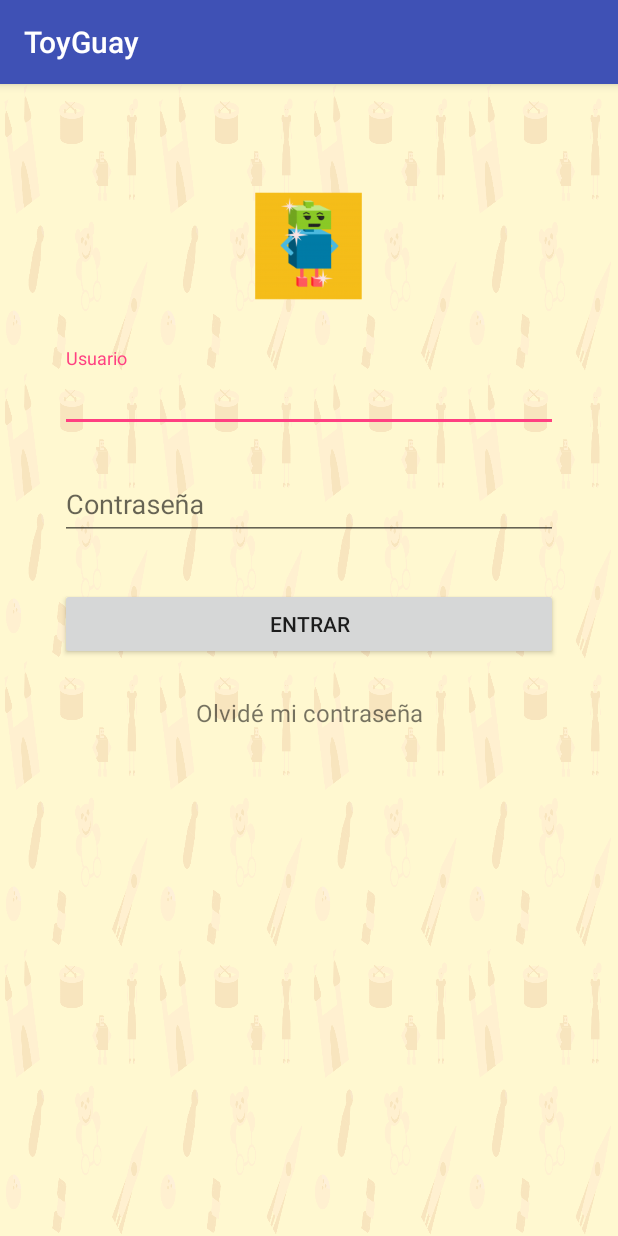
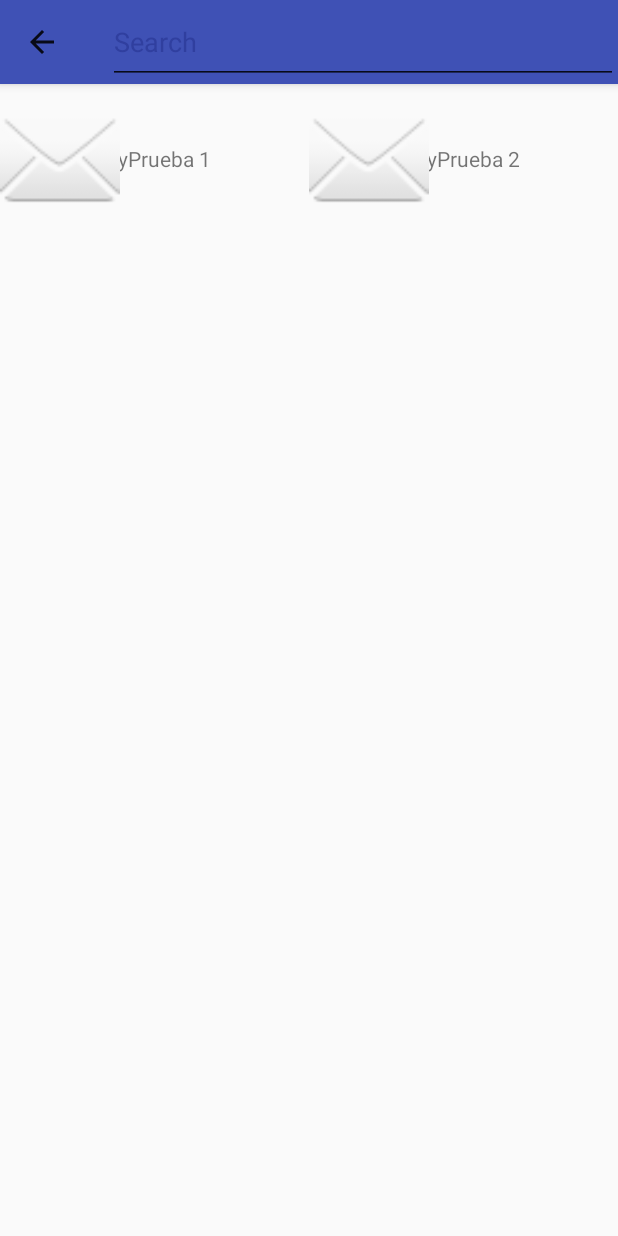
Before and after one commit to vajikc3/toyguay_Android, an Android app: the screen it shows after launch (LoginActivity before the commit, ToysActivity after it), on a phone screen of 412 x 824 dp. Run offline under Robolectric (Android 15) with nearby library versions, the phone set to English and light mode, and no system bars; our stand-ins replace Picasso; libraries missing offline, so code that uses them is left out: io.realm, io.realm.annotations; pictures from the network do not load; 12 statements that could not run were skipped.

Commit message:
Adds Basic structure for Toy List View

```diff
--- a/app/src/main/AndroidManifest.xml
+++ b/app/src/main/AndroidManifest.xml
@@ -28,6 +28,8 @@
         </activity>
         <activity android:name=".activities.SignupActivity">
         </activity>
+        <activity android:name=".activities.ToysActivity">
+        </activity>
     </application>
 
 </manifest>
--- a/app/src/main/java/thebardals/android/toyguay/activities/MainActivity.java
+++ b/app/src/main/java/thebardals/android/toyguay/activities/MainActivity.java
@@ -27,7 +27,9 @@ public class MainActivity extends AppCompatActivity {
         super.onCreate(savedInstanceState);
         setContentView(R.layout.activity_main);
 
-        Intent intent = new Intent(this, LoginActivity.class);
+        //Intent intent = new Intent(this, LoginActivity.class);
+        //startActivity(intent);
+        Intent intent = new Intent(this, ToysActivity.class);
         startActivity(intent);
 
         verifyStoragePermissions(this);
--- /dev/null
+++ b/app/src/main/java/thebardals/android/toyguay/activities/ToysActivity.java
@@ -0,0 +1,52 @@
+package thebardals.android.toyguay.activities;
+
+import android.os.Bundle;
+import android.support.annotation.Nullable;
+import android.support.v7.app.AppCompatActivity;
+import android.support.v7.widget.Toolbar;
+
+import thebardals.android.toyguay.R;
+import thebardals.android.toyguay.fragments.ToyListFragment;
+import thebardals.domain.Toy;
+import thebardals.domain.Toys;
+
+public class ToysActivity extends AppCompatActivity {
+    private ToyListFragment toyListFragment;
+
+    @Override
+    protected void onCreate(@Nullable Bundle savedInstanceState) {
+        super.onCreate(savedInstanceState);
+        setContentView(R.layout.activity_toys);
+        setToolbar();
+
+        setToyListFragment();
+
+    }
+
+    private void setToolbar() {
+        Toolbar toolbar = (Toolbar) findViewById(R.id.toolbar);
+        setSupportActionBar(toolbar);
+        getSupportActionBar().setDisplayHomeAsUpEnabled(true);
+    }
+
+    private void setToyListFragment() {
+        toyListFragment = (ToyListFragment) this.getSupportFragmentManager().findFragmentById(R.id.activity_toys_frag_toy_list);
+        loadToys();
+    }
+
+    private void loadToys(){
+        Toy toy1 = new Toy();
+        toy1.setName("toyPrueba 1");
+        toy1.setImageURL("http://www.pediatricblog.es/wp-content/uploads/juguetes2.jpg");
+        Toy toy2 = new Toy();
+        toy2.setName("toyPrueba 2");
+        toy2.setImageURL("http://www.elpaisdelosjuguetes.es/media/catalog/product/cache/2/image/9df78eab33525d08d6e5fb8d27136e95/9/7/97251_1.jpg");
+        Toys toys = Toys.build();
+        toys.add(toy1);
+        toys.add(toy2);
+
+        toyListFragment.setToys(toys);
+
+
+    }
+}
--- /dev/null
+++ b/app/src/main/java/thebardals/android/toyguay/adapters/ToysAdapter.java
@@ -0,0 +1,41 @@
+package thebardals.android.toyguay.adapters;
+
+
+import android.content.Context;
+import android.support.v7.widget.RecyclerView;
+import android.view.LayoutInflater;
+import android.view.View;
+import android.view.ViewGroup;
+
+import thebardals.android.toyguay.R;
+import thebardals.android.toyguay.views.ToyCellViewHolder;
+import thebardals.domain.Toy;
+import thebardals.domain.Toys;
+
+public class ToysAdapter extends RecyclerView.Adapter<ToyCellViewHolder>{
+
+    private final LayoutInflater layoutInflater;
+    private final Toys toys;
+
+    public ToysAdapter(Toys toys, Context context){
+        this.toys = toys;
+        this.layoutInflater = LayoutInflater.from(context);
+    }
+
+    @Override
+    public ToyCellViewHolder onCreateViewHolder(ViewGroup parent, int viewType) {
+        View view = layoutInflater.inflate(R.layout.cell_toy, parent, false);
+        return new ToyCellViewHolder(view);
+    }
+
+    @Override
+    public void onBindViewHolder(ToyCellViewHolder cell, int position) {
+        final Toy toy = toys.get(position);
+        cell.setModel(toy);
+    }
+
+    @Override
+    public int getItemCount() {
+        return (int) toys.size();
+    }
+}
--- /dev/null
+++ b/app/src/main/java/thebardals/android/toyguay/fragments/ToyListFragment.java
@@ -0,0 +1,43 @@
+package thebardals.android.toyguay.fragments;
+
+
+import android.os.Bundle;
+import android.support.annotation.Nullable;
+import android.support.v4.app.Fragment;
+import android.support.v7.widget.GridLayoutManager;
+import android.support.v7.widget.RecyclerView;
+import android.view.LayoutInflater;
+import android.view.View;
+import android.view.ViewGroup;
+
+import thebardals.android.toyguay.R;
+import thebardals.android.toyguay.adapters.ToysAdapter;
+import thebardals.domain.Toys;
+
+public class ToyListFragment extends Fragment {
+
+    private Toys toys;
+    private RecyclerView toysRecyclerView;
+    private ToysAdapter adapter;
+
+    @Nullable
+    @Override
+    public View onCreateView(LayoutInflater inflater, @Nullable ViewGroup container, @Nullable Bundle savedInstanceState) {
+        View view = inflater.inflate(R.layout.fragment_toy_list, container, false);
+        toysRecyclerView = (RecyclerView) view.findViewById(R.id.toys_list_recycler_view);
+        toysRecyclerView.setLayoutManager(new GridLayoutManager(getActivity(), 2));
+
+        return view;
+    }
+
+    public void setToys(Toys toys){
+        this.toys = toys;
+        updateUI();
+    }
+
+    public void updateUI(){
+        adapter = new ToysAdapter(toys, getActivity());
+        toysRecyclerView.setAdapter(adapter);
+    }
+
+}
--- /dev/null
+++ b/app/src/main/java/thebardals/android/toyguay/views/ToyCellViewHolder.java
@@ -0,0 +1,49 @@
+package thebardals.android.toyguay.views;
+
+
+import android.content.Context;
+import android.support.annotation.NonNull;
+import android.support.v7.widget.RecyclerView;
+import android.view.View;
+import android.widget.ImageView;
+import android.widget.TextView;
+
+import com.squareup.picasso.NetworkPolicy;
+import com.squareup.picasso.Picasso;
+
+import java.lang.ref.WeakReference;
+
+import thebardals.android.toyguay.R;
+import thebardals.domain.Toy;
+
+public class ToyCellViewHolder extends RecyclerView.ViewHolder {
+
+    private TextView nameTextView;
+    private ImageView imageView;
+
+    private WeakReference<Context> context;
+
+    public ToyCellViewHolder(View cellToy){
+        super(cellToy);
+        context = new WeakReference<Context>(cellToy.getContext());
+
+        bindViews(cellToy);
+    }
+
+    public void bindViews(View cellToy){
+        nameTextView = (TextView) cellToy.findViewById(R.id.cell_toy_name);
+        imageView = (ImageView) cellToy.findViewById(R.id.cell_toy_image);
+    }
+
+    public void setModel(@NonNull Toy toy) {
+        if (toy == null){
+            return;
+        }
+        nameTextView.setText(toy.getName());
+        Picasso.with(context.get())
+                .load(toy.getImageURL())
+                .networkPolicy(NetworkPolicy.OFFLINE)
+                .placeholder(android.R.drawable.ic_dialog_email)
+                .into(imageView);
+    }
+}
--- a/app/src/main/res/layout/activity_main.xml
+++ b/app/src/main/res/layout/activity_main.xml
@@ -13,4 +13,44 @@
     tools:context="thebardals.android.toyguay.activities.MainActivity">
 
 
+    <android.support.design.widget.AppBarLayout
+        android:id="@+id/app_bar_layout"
+        android:layout_width="match_parent"
+        android:layout_height="wrap_content">
+        <android.support.v7.widget.Toolbar
+            android:layout_width="match_parent"
+            android:layout_height="56dp"
+            android:background="?attr/colorPrimary"
+            android:theme="?attr/actionBarTheme"
+            android:id="@+id/toolbar">
+        </android.support.v7.widget.Toolbar>
+    </android.support.design.widget.AppBarLayout>
+
+
+    <LinearLayout
+        android:paddingBottom="@dimen/activity_vertical_margin"
+        android:paddingLeft="@dimen/activity_horizontal_margin"
+        android:paddingRight="@dimen/activity_horizontal_margin"
+        android:paddingTop="@dimen/activity_vertical_margin"
+        android:layout_width="match_parent"
+        android:layout_height="match_parent"
+        android:orientation="vertical"
+        android:gravity="center_horizontal">
+
+        <Button
+            android:id="@+id/activity_main_shops_button"
+            android:layout_width="300dp"
+            android:layout_height="100dp"
+            android:layout_centerHorizontal="false"
+            android:text="btn1"/>
+
+        <Button
+            android:id="@+id/activity_main_activities_button"
+            android:layout_width="300dp"
+            android:layout_height="100dp"
+            android:layout_centerHorizontal="true"
+            android:text="btn2"/>
+
+    </LinearLayout>
+
 </RelativeLayout>
--- /dev/null
+++ b/app/src/main/res/layout/activity_toys.xml
@@ -0,0 +1,44 @@
+<?xml version="1.0" encoding="utf-8"?>
+<LinearLayout
+    xmlns:android="http://schemas.android.com/apk/res/android"
+    xmlns:tools="http://schemas.android.com/tools"
+    android:id="@+id/activity_toys"
+    android:layout_width="match_parent"
+    android:layout_height="match_parent"
+    android:paddingBottom="@dimen/activity_vertical_margin"
+    android:paddingLeft="@dimen/activity_vertical_margin"
+    android:paddingRight="@dimen/activity_vertical_margin"
+    android:paddingTop="@dimen/activity_vertical_margin"
+    android:orientation="vertical"
+    android:descendantFocusability="beforeDescendants"
+    android:focusableInTouchMode="true"
+    tools:context="thebardals.android.toyguay.activities.ToysActivity">
+
+    <android.support.design.widget.AppBarLayout
+        android:id="@+id/app_bar_layout"
+        android:layout_width="match_parent"
+        android:layout_height="wrap_content">
+        <android.support.v7.widget.Toolbar
+            android:layout_width="match_parent"
+            android:layout_height="56dp"
+            android:background="?attr/colorPrimary"
+            android:theme="?attr/actionBarTheme"
+            android:id="@+id/toolbar">
+            <EditText
+                android:id="@+id/edit"
+                android:layout_width="match_parent"
+                android:layout_height="match_parent"
+                android:textColor="@color/colorPrimary"
+                android:textColorHint="@color/colorPrimaryDark"
+                android:hint="@android:string/search_go"/>
+        </android.support.v7.widget.Toolbar>
+    </android.support.design.widget.AppBarLayout>
+
+    <fragment
+        android:id="@+id/activity_toys_frag_toy_list"
+        android:name="thebardals.android.toyguay.fragments.ToyListFragment"
+        android:layout_width="match_parent"
+        android:layout_height="match_parent"
+        android:layout_weight="1"
+    />
+</LinearLayout>
--- /dev/null
+++ b/app/src/main/res/layout/cell_toy.xml
@@ -0,0 +1,28 @@
+<?xml version="1.0" encoding="utf-8"?>
+<RelativeLayout
+    xmlns:android="http://schemas.android.com/apk/res/android"
+    xmlns:tools="http://schemas.android.com/tools"
+    android:orientation="vertical"
+    android:layout_width="match_parent"
+    android:layout_height="100dp"
+    >
+
+    <TextView
+        android:id="@+id/cell_toy_name"
+        android:layout_width="match_parent"
+        android:layout_height="50dp"
+        android:layout_centerVertical="true"
+        android:gravity="center"
+        tools:text="Donec sed odio dui.lore"
+        />
+
+    <ImageView
+        android:id="@+id/cell_toy_image"
+        android:layout_width="80dp"
+        android:layout_height="80dp"
+        tools:src="@android:drawable/btn_plus"
+        android:layout_centerVertical="true"
+        />
+
+
+</RelativeLayout>
--- /dev/null
+++ b/app/src/main/res/layout/fragment_toy_list.xml
@@ -0,0 +1,14 @@
+<?xml version="1.0" encoding="utf-8"?>
+<LinearLayout xmlns:android="http://schemas.android.com/apk/res/android"
+              android:orientation="vertical"
+              android:layout_width="match_parent"
+              android:layout_height="match_parent">
+
+    <android.support.v7.widget.RecyclerView
+        android:id="@+id/toys_list_recycler_view"
+        android:layout_width="match_parent"
+        android:layout_height="match_parent">
+
+    </android.support.v7.widget.RecyclerView>
+
+</LinearLayout>
--- a/app/src/main/res/values/colors.xml
+++ b/app/src/main/res/values/colors.xml
@@ -3,4 +3,5 @@
     <color name="colorPrimary">#3F51B5</color>
     <color name="colorPrimaryDark">#303F9F</color>
     <color name="colorAccent">#FF4081</color>
+    <color name="colorPrimaryLight">#FFFFFF</color>
 </resources>
--- a/app/src/main/res/values/dimens.xml
+++ b/app/src/main/res/values/dimens.xml
@@ -1,5 +1,5 @@
 <resources>
     <!-- Default screen margins, per the Android Design guidelines. -->
     <dimen name="activity_horizontal_margin">16dp</dimen>
-    <dimen name="activity_vertical_margin">16dp</dimen>
+    <dimen name="activity_vertical_margin">0dp</dimen>
 </resources>
--- a/app/src/main/res/values/themes.xml
+++ b/app/src/main/res/values/themes.xml
@@ -1,7 +1,7 @@
 <resources>
 
     <!-- Base application theme. -->
-    <style name="ToyGuayTheme" parent="Theme.AppCompat.Light.DarkActionBar">
+    <style name="ToyGuayTheme" parent="Theme.AppCompat.Light.NoActionBar">
         <!-- Customize your theme here. -->
         <item name="colorPrimary">@color/colorPrimary</item>
         <item name="colorPrimaryDark">@color/colorPrimaryDark</item>
--- a/build.gradle
+++ b/build.gradle
@@ -5,7 +5,7 @@ buildscript {
         jcenter()
     }
     dependencies {
-        classpath 'com.android.tools.build:gradle:2.2.3'
+        classpath 'com.android.tools.build:gradle:2.3.0'
         classpath 'io.realm:realm-gradle-plugin:2.2.1'
 
         // NOTE: Do not place your application dependencies here; they belong
--- /dev/null
+++ b/domain/src/main/java/thebardals/domain/Toys.java
@@ -0,0 +1,52 @@
+package thebardals.domain;
+
+
+import android.support.annotation.NonNull;
+
+import java.util.ArrayList;
+import java.util.List;
+
+public class Toys {
+    List<Toy> toys;
+
+    public static @NonNull Toys build(@NonNull List<Toy> toyList){
+        Toys toys = new Toys(toyList);
+        if (toyList == null) {
+            toys.toys = new ArrayList<>();
+        }
+        return toys;
+    }
+
+    public static @NonNull Toys build(){
+        return build(new ArrayList<Toy>());
+    }
+
+    private Toys (List<Toy> toys){
+        this.toys = toys;
+    }
+
+    public long size(){
+        return toys.size();
+    }
+
+    public Toy get(long index) {
+        return toys.get((int) index);
+    }
+
+    public List<Toy> all(){
+        return toys;
+    }
+
+    public void add(Toy toy){
+        toys.add(toy);
+    }
+
+    public void delete(Toy toy){
+        toys.remove(toy);
+    }
+
+    public void edit(Toy newToy, long index){
+        toys.set((int)index, newToy);
+    }
+
+}
```
Also changed, not shown: gradle/wrapper/gradle-wrapper.properties, 1 other file.
